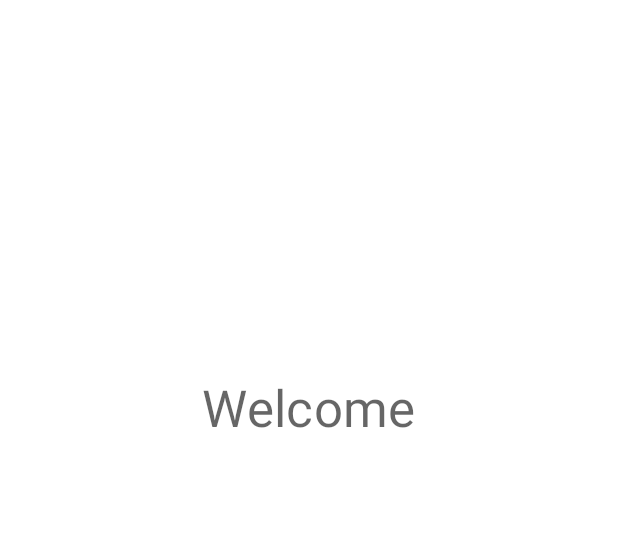
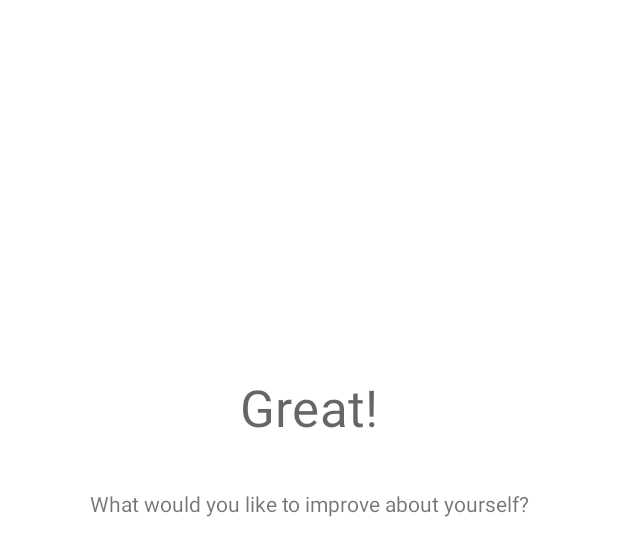
Before and after one commit to Jericho-One/WellFromHome, an Android app: the layout fragment_second.xml on its own in the app's theme, with its tools: preview values and no code run, on a phone screen of 412 x 824 dp. Shown: the top 556 px of the screen. Run offline under Robolectric (Android 15) with nearby library versions, the phone set to English and light mode, and no system bars.

Commit message:
save name, fade in second fragment stuff

```diff
--- a/app/src/main/java/com/example/wellfromhome/FirstFragment.kt
+++ b/app/src/main/java/com/example/wellfromhome/FirstFragment.kt
@@ -1,5 +1,6 @@
 package com.example.wellfromhome
 
+import android.content.Context
 import android.os.Bundle
 import android.text.Editable
 import android.text.TextWatcher
@@ -10,6 +11,7 @@ import android.view.WindowManager
 import androidx.core.widget.addTextChangedListener
 import androidx.fragment.app.Fragment
 import androidx.navigation.fragment.findNavController
+import com.example.wellfromhome.ViewConstants.default_fade_in_duration
 import kotlinx.android.synthetic.main.fragment_first.*
 
 /**
@@ -29,7 +31,7 @@ class FirstFragment : Fragment() {
         super.onViewCreated(view, savedInstanceState)
 
         welcome.fadeIn()
-        what_to_call_you.fadeIn(timeToWaitBeforeFadeIn = 750)
+        what_to_call_you.fadeIn(timeToWaitBeforeFadeIn = 2 * default_fade_in_duration)
         name.addTextChangedListener(object : TextWatcher {
             override fun afterTextChanged(s: Editable?) {
                 fab.visibility = if (s.isNullOrBlank()) View.GONE else View.VISIBLE
@@ -44,6 +46,8 @@ class FirstFragment : Fragment() {
         })
 
         fab.setOnClickListener {
+            val prefs = activity?.getSharedPreferences(getString(R.string.pref_file_key), Context.MODE_PRIVATE)?.edit()
+            prefs?.putString(getString(R.string.pref_name), name.text.toString())?.apply()
             findNavController().navigate(R.id.action_FirstFragment_to_SecondFragment)
         }
     }
--- a/app/src/main/java/com/example/wellfromhome/SecondFragment.kt
+++ b/app/src/main/java/com/example/wellfromhome/SecondFragment.kt
@@ -8,6 +8,7 @@ import android.view.ViewGroup
 import android.widget.Button
 import androidx.navigation.fragment.findNavController
 import androidx.recyclerview.widget.LinearLayoutManager
+import com.example.wellfromhome.ViewConstants.default_fade_in_duration
 import kotlinx.android.synthetic.main.fragment_first.*
 import kotlinx.android.synthetic.main.fragment_second.*
 
@@ -27,9 +28,13 @@ class SecondFragment : Fragment() {
     override fun onViewCreated(view: View, savedInstanceState: Bundle?) {
         super.onViewCreated(view, savedInstanceState)
 
+        great.fadeIn()
+        goals.fadeIn(2 * default_fade_in_duration)
+
         list.apply {
             layoutManager = LinearLayoutManager(this@SecondFragment.context)
             adapter = TrackAdapter(listOf(ListItem("stuff", false), ListItem("otherStuff", true)))
         }
+        list.fadeIn(3 * default_fade_in_duration)
     }
 }
--- a/app/src/main/res/layout/fragment_second.xml
+++ b/app/src/main/res/layout/fragment_second.xml
@@ -8,14 +8,24 @@
 
     <TextView
         style="@style/TextAppearance.MaterialComponents.Headline4"
-        android:id="@+id/welcome"
+        android:id="@+id/great"
         android:layout_width="wrap_content"
         android:layout_height="wrap_content"
-        android:text="@string/welcome"
+        android:text="@string/great"
         app:layout_constraintBottom_toTopOf="@id/list"
         app:layout_constraintEnd_toEndOf="parent"
         app:layout_constraintStart_toStartOf="parent"
         app:layout_constraintTop_toTopOf="parent" />
+
+    <TextView
+        android:id="@+id/goals"
+        android:layout_width="wrap_content"
+        android:layout_height="wrap_content"
+        android:text="@string/goals"
+        android:layout_margin="32dp"
+        app:layout_constraintEnd_toEndOf="parent"
+        app:layout_constraintStart_toStartOf="parent"
+        app:layout_constraintTop_toBottomOf="@+id/great"/>
 
     <androidx.recyclerview.widget.RecyclerView
         android:id="@+id/list"
@@ -23,7 +33,7 @@
         android:layout_height="wrap_content"
         android:padding="16dp"
         android:clipToPadding="false"
-        app:layout_constraintTop_toBottomOf="@+id/welcome"
+        app:layout_constraintTop_toBottomOf="@+id/great"
         app:layout_constraintStart_toStartOf="parent"
         app:layout_constraintEnd_toEndOf="parent"
         app:layout_constraintBottom_toBottomOf="parent"/>
--- a/app/src/main/res/values/strings.xml
+++ b/app/src/main/res/values/strings.xml
@@ -10,4 +10,8 @@
     <string name="welcome">Welcome</string>
     <string name="hello_second_fragment">Hello second fragment. Arg: %1$s</string>
     <string name="what_to_call_you">What should we call you?</string>
+    <string name="pref_file_key">PREFS</string>
+    <string name="pref_name">NAME</string>
+    <string name="great">Great!</string>
+    <string name="goals">What would you like to improve about yourself?</string>
 </resources>
```
Also changed, not shown: app/src/main/java/com/example/wellfromhome/ViewExtensions.kt (+6 -1 lines).
